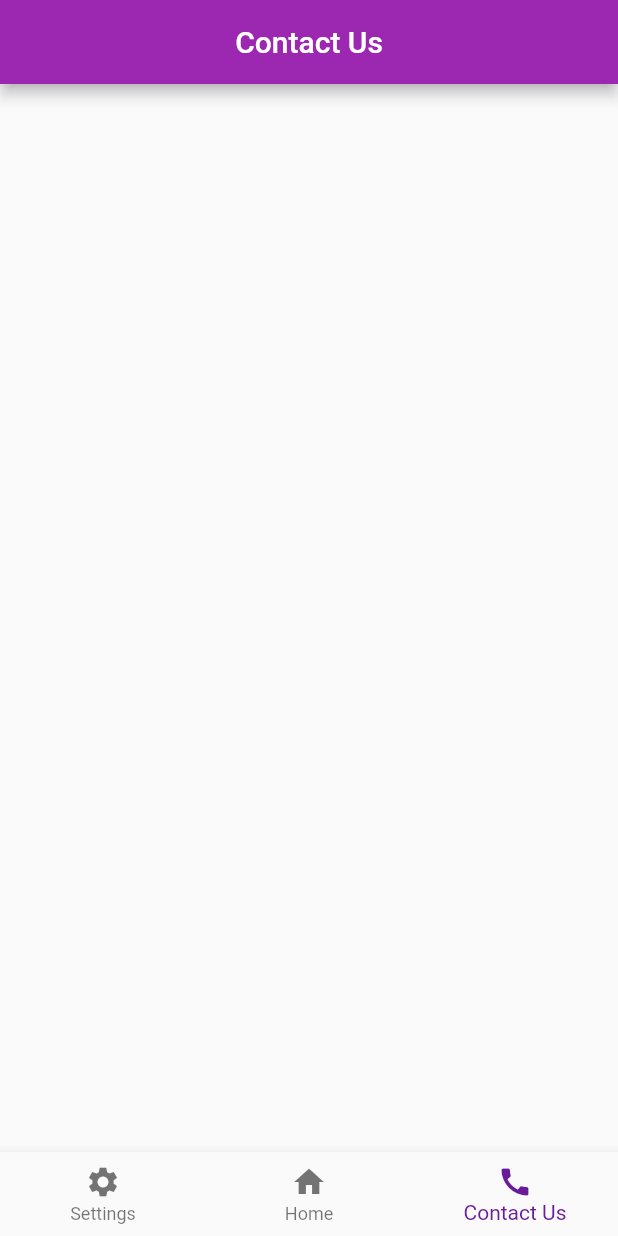
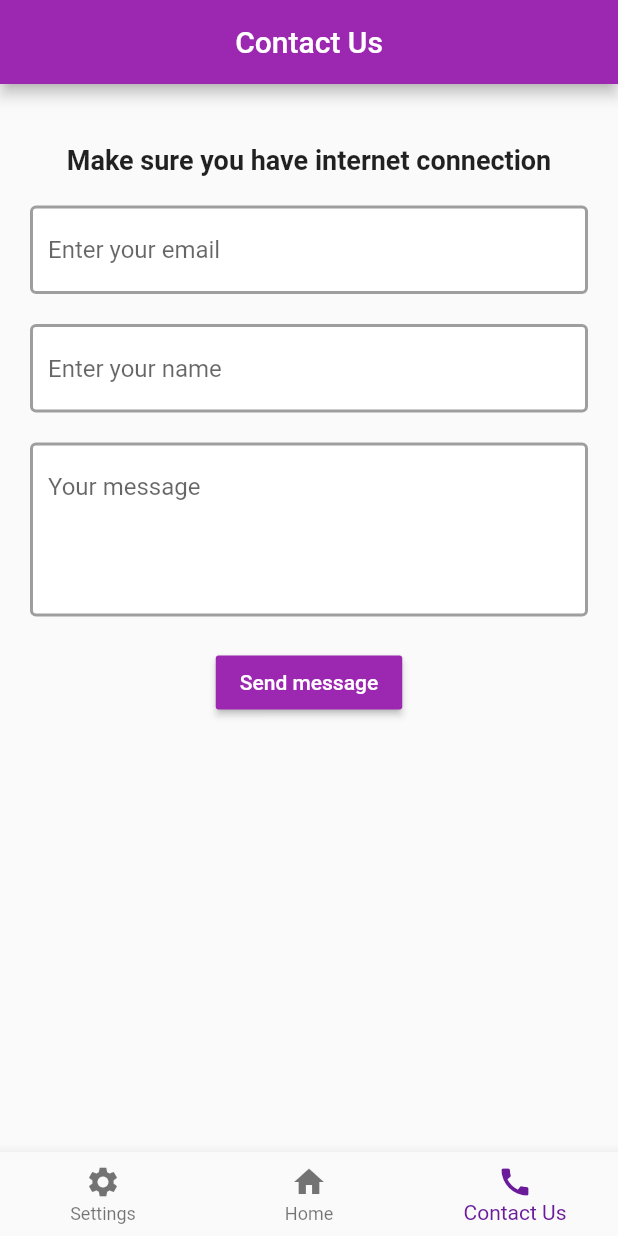
Before and after one commit to BookShell527/NoteSup-mobile, a Flutter app: the screen it shows once a user with an empty profile is signed in, item 3 of the bottom bar chosen, on a phone screen of 412 x 824 dp. Run offline on Flutter 3.47's test engine with Material 2 defaults, Android fonts, the phone set to English and light mode, and no system bars; our stand-ins replace cloud_firestore, firebase_auth, firebase_core, flutter_spinkit, settings_ui; accounts and stored records are empty.

Commit message:
adding contact us features

```diff
--- a/lib/screen/home/contact_us.dart
+++ b/lib/screen/home/contact_us.dart
@@ -1,3 +1,5 @@
+import 'package:NoteSup/shared/constant.dart';
+import 'package:NoteSup/services/database.dart';
 import 'package:flutter/material.dart';
 
 class ContactUs extends StatefulWidget {
@@ -6,6 +8,17 @@ class ContactUs extends StatefulWidget {
 }
 
 class _ContactUsState extends State<ContactUs> {
+  final _formkey = GlobalKey<FormState>();
+
+  String _currentEmail = '';
+  String _currentName = '';
+  String _currentMessage = '';
+  String successMessage = '';
+
+  final txt1 = TextEditingController();
+  final txt2 = TextEditingController();
+  final txt3 = TextEditingController();
+
   @override
   Widget build(BuildContext context) {
     return Scaffold(
@@ -13,6 +26,68 @@ class _ContactUsState extends State<ContactUs> {
         title: Text("Contact Us"),
         centerTitle: true,
       ),
+      body: Container(
+          padding: EdgeInsets.symmetric(vertical: 20.0, horizontal: 20.0),
+          child: Form(
+            key: _formkey,
+            child: Center(
+              child: Column(
+                children: <Widget>[
+                  SizedBox(height: 20.0),
+                  Text("Make sure you have internet connection", style: TextStyle(fontSize: 18.0, fontWeight: FontWeight.bold)),
+                  SizedBox(height: 20.0),
+                  TextFormField(
+                    decoration: textFormFieldDecoration.copyWith(hintText: "Enter your email"),
+                    onChanged: (value) {
+                      setState(() => _currentEmail = value);
+                    },
+                    validator: (value) => value.isEmpty || !value.contains('@') ? "Enter a valid email" : null,
+                    controller: txt1
+                  ),
+                  SizedBox(height: 20.0),
+                  TextFormField(
+                    decoration: textFormFieldDecoration.copyWith(hintText: "Enter your name"),
+                    onChanged: (value) {
+                      setState(() => _currentName = value);
+                    },
+                    validator: (value) => value.isEmpty ? "Enter your name" : null,
+                    controller: txt2
+                  ),
+                  SizedBox(height: 20.0),
+                  TextFormField(
+                  keyboardType: TextInputType.multiline,
+                  validator: (value) => value.isEmpty ? "Enter your message" : null,
+                  maxLines: null,
+                  minLines: 4,
+                  decoration: textFormFieldDecoration.copyWith(hintText: "Your message"),
+                  onChanged: (value) {
+                    setState(() => _currentMessage = value);
+                  },
+                  controller: txt3
+                ),
+                SizedBox(height: 20.0),
+                RaisedButton(
+                  color: Colors.purple,
+                  child: Text('Send message',style: TextStyle(color: Colors.white)),
+                  onPressed: () async {
+                    if (_formkey.currentState.validate()) {
+                      await DatabaseService().sendMessage(_currentEmail, _currentName, _currentMessage);
+                      setState(() {
+                        successMessage = "Message delivered successfully";
+                      });
+                      txt1.text = "";
+                      txt2.text = "";
+                      txt3.text = "";
+                    }
+                  }
+                ),
+                SizedBox(height: 12.0),
+                Text(successMessage, style: TextStyle(color: Colors.green, fontSize: 14.0))
+              ],
+            ),
+          ),
+        )
+      )
     );
   }
 }
--- a/lib/services/database.dart
+++ b/lib/services/database.dart
@@ -5,4 +5,9 @@ class DatabaseService {
   DatabaseService({this.uid});
 
   final CollectionReference noteCollection = FirebaseFirestore.instance.collection("note");
+  final CollectionReference messageCollection = FirebaseFirestore.instance.collection("message");
+
+  Future sendMessage(String email, String name, String message) async {
+    return await messageCollection.doc(uid).set({'email': email, 'name': name, 'message': message});
+  }
 }
```
